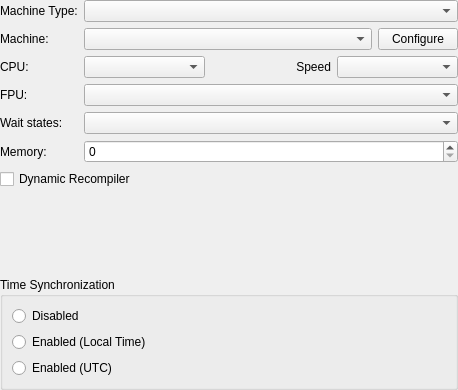
This is src/qt/qt_settingsmachine.ui in 86Box/86Box as Qt 5 draws it before an edit. The edited form follows.
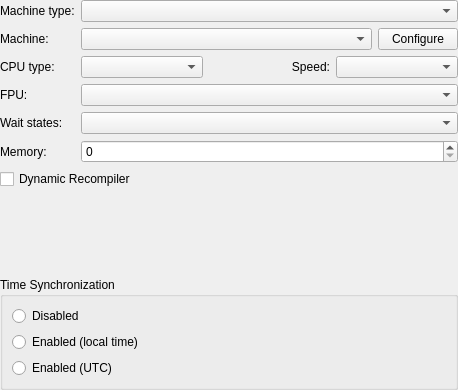
This is the edited form.

```diff
--- a/src/qt/qt_settingsmachine.ui
+++ b/src/qt/qt_settingsmachine.ui
@@ -44,7 +44,7 @@
       <item row="0" column="0">
        <widget class="QLabel" name="label">
         <property name="text">
-         <string>Machine Type:</string>
+         <string>Machine type:</string>
         </property>
        </widget>
       </item>
@@ -61,7 +61,7 @@
       <item row="3" column="0">
        <widget class="QLabel" name="label_3">
         <property name="text">
-         <string>CPU:</string>
+         <string>CPU type:</string>
         </property>
        </widget>
       </item>
@@ -116,7 +116,7 @@
          <item>
           <widget class="QLabel" name="label_7">
            <property name="text">
-            <string>Speed</string>
+            <string>Speed:</string>
            </property>
            <property name="alignment">
             <set>Qt::AlignRight|Qt::AlignTrailing|Qt::AlignVCenter</set>
@@ -208,7 +208,7 @@
       <item>
        <widget class="QRadioButton" name="radioButtonLocalTime">
         <property name="text">
-         <string>Enabled (Local Time)</string>
+         <string>Enabled (local time)</string>
         </property>
        </widget>
       </item>
```
